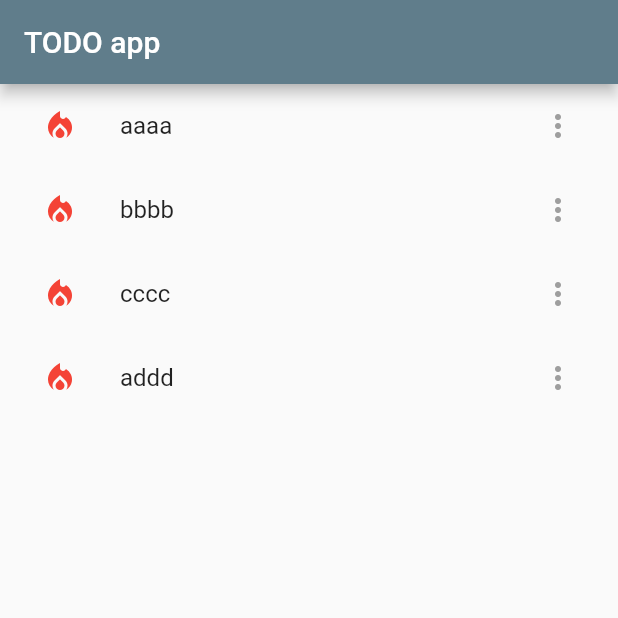
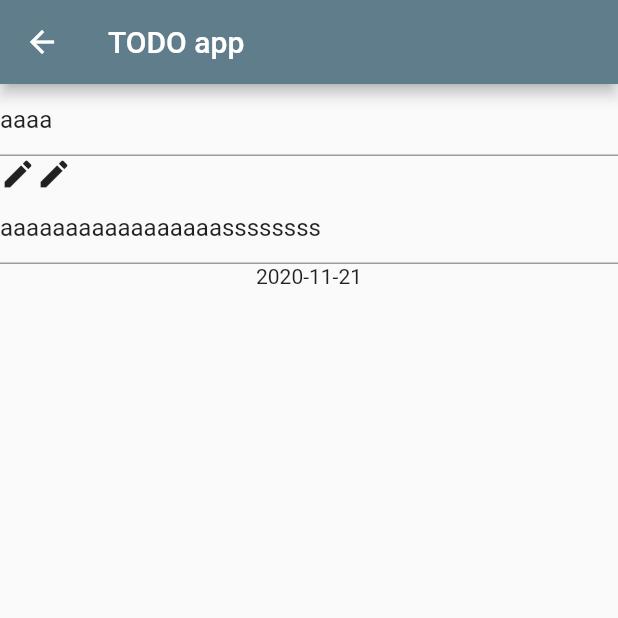
Before and after one commit to EndoNrak/todo_app, a Flutter app: the screen it shows after launch, after a tap on "aaaa", on a phone screen of 412 x 824 dp, the top half of it. Run offline on Flutter 3.47's test engine with Material 2 defaults, Android fonts, the phone set to English and light mode, and no system bars; our stand-ins replace hooks_riverpod.

Commit message:
create edit page and navigation

```diff
--- a/app/lib/components/app.dart
+++ b/app/lib/components/app.dart
@@ -1,5 +1,4 @@
 import 'package:flutter/material.dart';
-import 'package:hooks_riverpod/hooks_riverpod.dart';
 
 import './pages/home.dart';
 
@@ -14,12 +13,7 @@ class App extends StatelessWidget {
       theme: ThemeData(
         primarySwatch: Colors.blueGrey,
       ),
-      home: Scaffold(
-        appBar: AppBar(
-          title: const Text("TODO app"),
-        ),
-        body: const MyHomePage(),
-      ),
+      home: const HomePage(),
     );
   }
 }
--- a/app/lib/components/molecules/todo_item.dart
+++ b/app/lib/components/molecules/todo_item.dart
@@ -3,6 +3,7 @@ import 'package:flutter_app/models/todo_model.dart';
 import 'package:hooks_riverpod/hooks_riverpod.dart';
 
 import '../../main.dart';
+import '../pages/edit.dart';
 
 class TodoItem extends HookConsumerWidget {
   const TodoItem({Key? key, required this.todo}) : super(key: key);
@@ -25,7 +26,12 @@ class TodoItem extends HookConsumerWidget {
         color: Colors.grey,
         onPressed: () {},
       ),
-      onTap: () {},
+      onTap: () {
+        Navigator.push(
+          context,
+          MaterialPageRoute(builder: (context) => EditPage(todo.id)),
+        );
+      },
     );
   }
 }
--- /dev/null
+++ b/app/lib/components/pages/edit.dart
@@ -0,0 +1,37 @@
+import 'package:flutter/material.dart';
+import 'package:flutter_app/models/todo_model.dart';
+import 'package:hooks_riverpod/hooks_riverpod.dart';
+import 'package:intl/intl.dart';
+
+import '../../main.dart';
+
+class EditPage extends HookConsumerWidget {
+  const EditPage(this.id, {Key? key}) : super(key: key);
+  final String id;
+  @override
+  Widget build(BuildContext context, WidgetRef ref) {
+    TodoModel todo = ref.read(todoListProvider.notifier).getTodo(id);
+    return Scaffold(
+      appBar: AppBar(
+        title: const Text("TODO app"),
+      ),
+      body: Column(
+        children: [
+          TextFormField(
+            initialValue: todo.title,
+          ),
+          Row(
+            children: [
+              const Icon(Icons.mode_edit_outline),
+              // TextFormField(initialValue: todo.title),
+              const Icon(Icons.mode_edit_outline),
+            ],
+          ),
+          TextFormField(initialValue: todo.description),
+          Text(
+              DateFormat('yyyy-MM-dd').format(todo.deadline ?? DateTime.now())),
+        ],
+      ),
+    );
+  }
+}
--- a/app/lib/components/pages/home.dart
+++ b/app/lib/components/pages/home.dart
@@ -1,13 +1,18 @@
 import 'package:flutter/material.dart';
 import '../organisms/todo_list.dart';
 
-class MyHomePage extends StatelessWidget {
-  const MyHomePage({Key? key}) : super(key: key);
+class HomePage extends StatelessWidget {
+  const HomePage({Key? key}) : super(key: key);
 
   @override
   Widget build(BuildContext context) {
-    return Center(
-      child: TodoList(),
+    return Scaffold(
+      appBar: AppBar(
+        title: const Text("TODO app"),
+      ),
+      body: Center(
+        child: TodoList(),
+      ),
     );
   }
 }
--- a/app/lib/main.dart
+++ b/app/lib/main.dart
@@ -21,18 +21,22 @@ final todoListProvider =
     TodoModel(
       id: 'todo-0',
       title: "aaaa",
+      description: "aaaaaaaaaaaaaaaaassssssss",
+      deadline: DateTime.utc(2020, 11, 21),
       createdAt: DateTime.utc(2020, 11, 2),
       updatedAt: DateTime.utc(2020, 11, 2),
     ),
     TodoModel(
       id: 'todo-1',
       title: "bbbb",
+      description: "aaaabsssssss",
       createdAt: DateTime.utc(2020, 11, 2),
       updatedAt: DateTime.utc(2020, 11, 2),
     ),
     TodoModel(
       id: 'todo-2',
       title: "cccc",
+      description: "bbbbbbbbbbbbbssss",
       createdAt: DateTime.utc(2020, 11, 2),
       updatedAt: DateTime.utc(2020, 11, 2),
     ),
--- a/app/lib/models/todo_model.dart
+++ b/app/lib/models/todo_model.dart
@@ -2,6 +2,7 @@ class TodoModel {
   String id;
   bool isDone;
   String title, description;
+  DateTime? deadline;
   DateTime updatedAt;
   final DateTime createdAt;
   TodoModel({
@@ -9,6 +10,7 @@ class TodoModel {
     this.isDone = false,
     required this.title,
     this.description = "",
+    this.deadline,
     required this.createdAt,
     required this.updatedAt,
   });
--- a/app/lib/view_models/todo_list_view_model.dart
+++ b/app/lib/view_models/todo_list_view_model.dart
@@ -41,4 +41,8 @@ class TodoListViewModel extends StateNotifier<List<TodoModel>> {
   void remove(String id) {
     state = state.where((todoItem) => todoItem.id != id).toList();
   }
+
+  TodoModel getTodo(String id) {
+    return state.firstWhere((todo) => todo.id == id);
+  }
 }
--- a/app/pubspec.yaml
+++ b/app/pubspec.yaml
@@ -36,6 +36,7 @@ dependencies:
   flutter_hooks: ^0.18.0
   hooks_riverpod: ^1.0.0
   uuid: 3.0.5
+  intl: ^0.17.0
 
 dev_dependencies:
   flutter_test:
```
Also changed, not shown: app/pubspec.lock.
